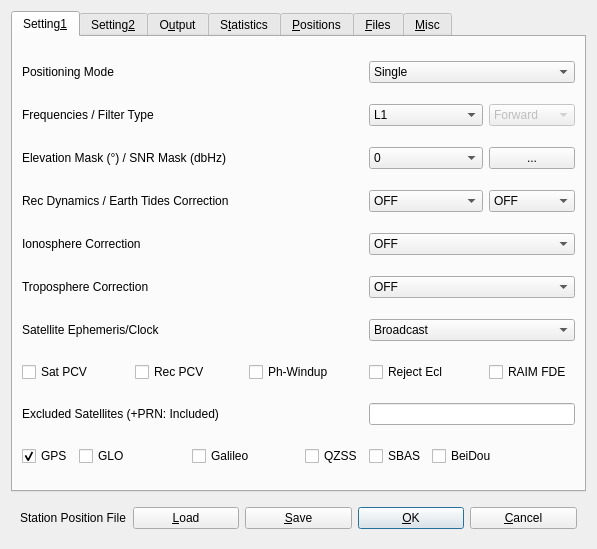
The window that app/rtknavi_qt/naviopt.ui (tomojitakasu/RTKLIB) describes before a commit, drawn with Qt 5.
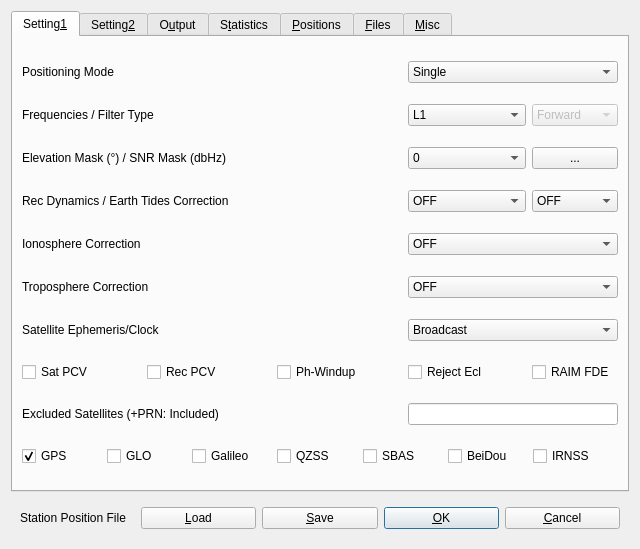
The same window after the commit. The open tabs and pages were chosen to show the change. Icons and pictures are not drawn.

Commit message: - update QT apps to lastest VCL version - activate IRNSS in septentrio receiver support

```diff
--- a/app/rtknavi_qt/naviopt.ui
+++ b/app/rtknavi_qt/naviopt.ui
@@ -6,7 +6,7 @@
    <rect>
     <x>0</x>
     <y>0</y>
-    <width>597</width>
+    <width>640</width>
     <height>549</height>
    </rect>
   </property>
@@ -36,84 +36,6 @@
        <string>Setting&amp;1</string>
       </attribute>
       <layout class="QGridLayout" name="gridLayout">
-       <item row="9" column="0">
-        <widget class="QCheckBox" name="NavSys1">
-         <property name="toolTip">
-          <string/>
-         </property>
-         <property name="text">
-          <string>GPS</string>
-         </property>
-         <property name="checked">
-          <bool>true</bool>
-         </property>
-        </widget>
-       </item>
-       <item row="9" column="1" colspan="2">
-        <widget class="QCheckBox" name="NavSys2">
-         <property name="toolTip">
-          <string/>
-         </property>
-         <property name="text">
-          <string>GLO</string>
-         </property>
-         <property name="checked">
-          <bool>false</bool>
-         </property>
-        </widget>
-       </item>
-       <item row="9" column="3" colspan="2">
-        <widget class="QCheckBox" name="NavSys3">
-         <property name="toolTip">
-          <string/>
-         </property>
-         <property name="text">
-          <string>Galileo</string>
-         </property>
-         <property name="checked">
-          <bool>false</bool>
-         </property>
-        </widget>
-       </item>
-       <item row="9" column="5">
-        <widget class="QCheckBox" name="NavSys4">
-         <property name="toolTip">
-          <string/>
-         </property>
-         <property name="text">
-          <string>QZSS</string>
-         </property>
-         <property name="checked">
-          <bool>false</bool>
-         </property>
-        </widget>
-       </item>
-       <item row="9" column="6">
-        <widget class="QCheckBox" name="NavSys5">
-         <property name="toolTip">
-          <string/>
-         </property>
-         <property name="text">
-          <string>SBAS</string>
-         </property>
-         <property name="checked">
-          <bool>false</bool>
-         </property>
-        </widget>
-       </item>
-       <item row="9" column="7" colspan="2">
-        <widget class="QCheckBox" name="NavSys6">
-         <property name="toolTip">
-          <string/>
-         </property>
-         <property name="text">
-          <string>BeiDou</string>
-         </property>
-         <property name="checked">
-          <bool>false</bool>
-         </property>
-        </widget>
-       </item>
        <item row="3" column="0" colspan="6">
         <widget class="QLabel" name="Label3">
          <property name="enabled">
@@ -659,6 +581,118 @@
          </property>
         </widget>
        </item>
+       <item row="9" column="0" colspan="9">
+        <widget class="QWidget" name="widget_2" native="true">
+         <property name="sizePolicy">
+          <sizepolicy hsizetype="Preferred" vsizetype="Fixed">
+           <horstretch>0</horstretch>
+           <verstretch>0</verstretch>
+          </sizepolicy>
+         </property>
+         <layout class="QHBoxLayout" name="horizontalLayout_2">
+          <property name="spacing">
+           <number>0</number>
+          </property>
+          <property name="leftMargin">
+           <number>0</number>
+          </property>
+          <property name="topMargin">
+           <number>0</number>
+          </property>
+          <property name="rightMargin">
+           <number>0</number>
+          </property>
+          <property name="bottomMargin">
+           <number>0</number>
+          </property>
+          <item>
+           <widget class="QCheckBox" name="NavSys1">
+            <property name="toolTip">
+             <string/>
+            </property>
+            <property name="text">
+             <string>GPS</string>
+            </property>
+            <property name="checked">
+             <bool>true</bool>
+            </property>
+           </widget>
+          </item>
+          <item>
+           <widget class="QCheckBox" name="NavSys2">
+            <property name="toolTip">
+             <string/>
+            </property>
+            <property name="text">
+             <string>GLO</string>
+            </property>
+            <property name="checked">
+             <bool>false</bool>
+            </property>
+           </widget>
+          </item>
+          <item>
+           <widget class="QCheckBox" name="NavSys3">
+            <property name="toolTip">
+             <string/>
+            </property>
+            <property name="text">
+             <string>Galileo</string>
+            </property>
+            <property name="checked">
+             <bool>false</bool>
+            </property>
+           </widget>
+          </item>
+          <item>
+           <widget class="QCheckBox" name="NavSys4">
+            <property name="toolTip">
+             <string/>
+            </property>
+            <property name="text">
+             <string>QZSS</string>
+            </property>
+            <property name="checked">
+             <bool>false</bool>
+            </property>
+           </widget>
+          </item>
+          <item>
+           <widget class="QCheckBox" name="NavSys5">
+            <property name="toolTip">
+             <string/>
+            </property>
+            <property name="text">
+             <string>SBAS</string>
+            </property>
+            <property name="checked">
+             <bool>false</bool>
+            </property>
+           </widget>
+          </item>
+          <item>
+           <widget class="QCheckBox" name="NavSys6">
+            <property name="toolTip">
+             <string/>
+            </property>
+            <property name="text">
+             <string>BeiDou</string>
+            </property>
+            <property name="checked">
+             <bool>false</bool>
+            </property>
+           </widget>
+          </item>
+          <item>
+           <widget class="QCheckBox" name="NavSys7">
+            <property name="text">
+             <string>IRNSS</string>
+            </property>
+           </widget>
+          </item>
+         </layout>
+        </widget>
+       </item>
       </layout>
      </widget>
      <widget class="QWidget" name="TabSheet2">
```
Left out of the diff: 19 changed lines with no effect on the pictures. The commit also changes 50 other files.
